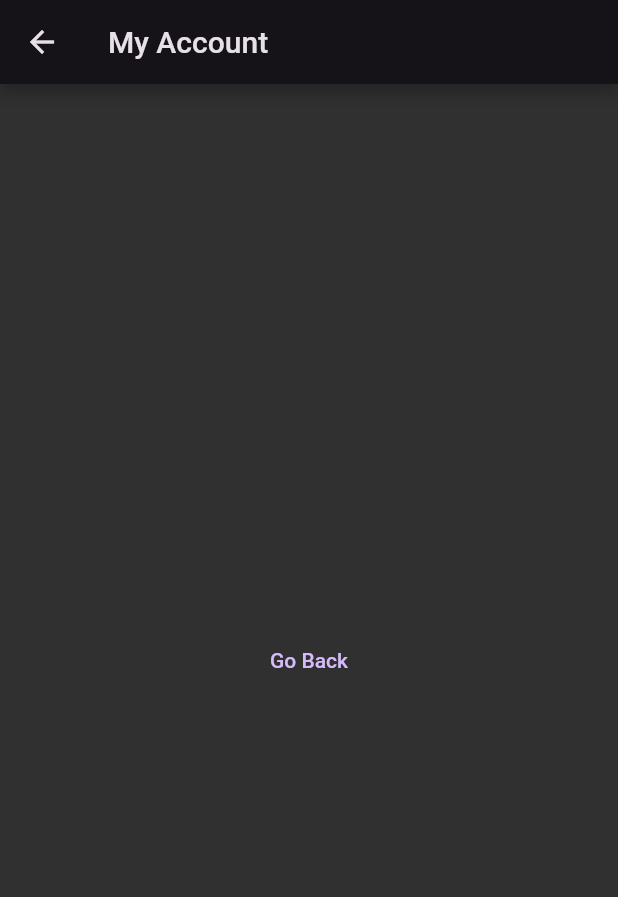
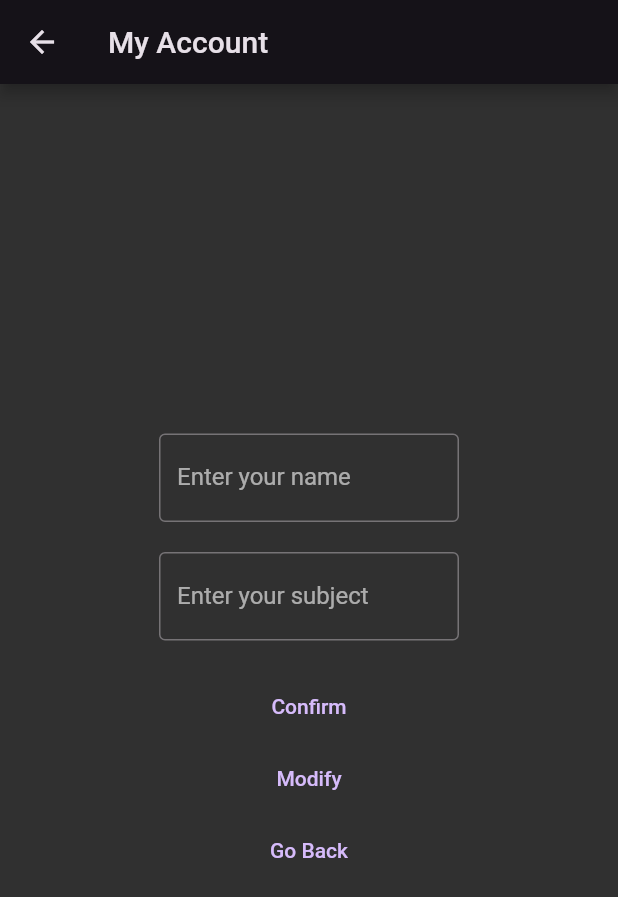
Before and after one commit to MartinDampier/4243Project, a Flutter app: the AccountPage screen opened directly, on a phone screen of 412 x 824 dp. Shown: the top 897 px of the screen. Run offline on Flutter 3.47's test engine with Material 2 defaults, Android fonts, the phone set to English and light mode, and no system bars.

Commit message:
start account page
name and subject

```diff
--- a/lib/views/accountView.dart
+++ b/lib/views/accountView.dart
@@ -1,20 +1,81 @@
 import 'package:flutter/material.dart';
 
-class AccountPage extends StatelessWidget {
+class AccountPage extends StatefulWidget {
   const AccountPage({Key? key, required this.title}) : super(key: key);
   final String title;
+
+  @override
+  _AccountPageState createState() => _AccountPageState();
+}
+
+class _AccountPageState extends State<AccountPage> {
+  final TextEditingController _nameController = TextEditingController();
+  final TextEditingController _subjectController = TextEditingController();
+  String _name = '';
+  String _subject = '';
+
   @override
   Widget build(BuildContext context) {
     return Scaffold(
       appBar: AppBar(
-        title: Text(title),
+        title: Text(widget.title),
       ),
       body: Center(
-        child: TextButton(
-          onPressed: () {
-            Navigator.pop(context);
-          },
-          child: const Text('Go Back'),
+        child: Column(
+          mainAxisAlignment: MainAxisAlignment.center,
+          mainAxisSize: MainAxisSize.min, // Limit the size of the column
+          children: <Widget>[
+            Container(
+              width: 200, // Set your desired width
+              child: TextField(
+                controller: _nameController,
+                decoration: InputDecoration(
+                  labelText: 'Enter your name',
+                  border: OutlineInputBorder(), // Add a border
+                ),
+              ),
+            ),
+            SizedBox(height: 20), // Provide some vertical spacing
+            Container(
+              width: 200, // Set your desired width
+              child: TextField(
+                controller: _subjectController,
+                decoration: InputDecoration(
+                  labelText: 'Enter your subject',
+                  border: OutlineInputBorder(), // Add a border
+                ),
+              ),
+            ),
+            SizedBox(height: 20), // Provide some vertical spacing
+            TextButton(
+              onPressed: () {
+                setState(() {
+                  _name = _nameController.text;
+                  _subject = _subjectController.text;
+                });
+              },
+              child: const Text('Confirm'),
+            ),
+            TextButton(
+              onPressed: () {
+                setState(() {
+                  _nameController.text = '';
+                  _subjectController.text = '';
+                  _name = '';
+                  _subject = '';
+                });
+              },
+              child: const Text('Modify'),
+            ),
+            if (_name.isNotEmpty && _subject.isNotEmpty)
+              Text('Hello, $_name! Your subject is $_subject.'),
+            TextButton(
+              onPressed: () {
+                Navigator.pop(context);
+              },
+              child: const Text('Go Back'),
+            ),
+          ],
         ),
       ),
     );
```
